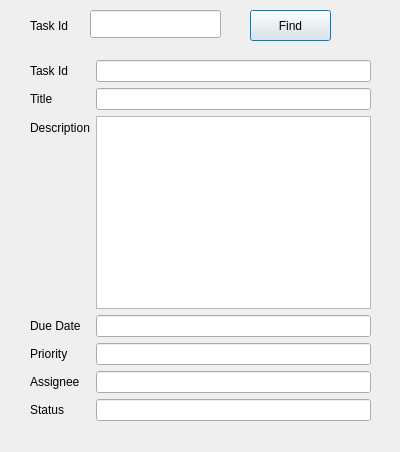
jaganiravi96/Task_Manager_Application, file gettask.ui: the form before one commit.
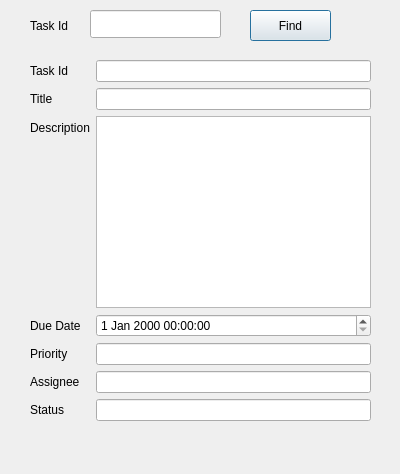
The form after the commit.

Patch:
```diff
--- a/gettask.ui
+++ b/gettask.ui
@@ -7,7 +7,7 @@
     <x>0</x>
     <y>0</y>
     <width>400</width>
-    <height>452</height>
+    <height>474</height>
    </rect>
   </property>
   <property name="maximumSize">
@@ -123,9 +123,6 @@
       </property>
      </widget>
     </item>
-    <item row="3" column="1">
-     <widget class="QLineEdit" name="txtDueDateValue"/>
-    </item>
     <item row="4" column="1">
      <widget class="QLineEdit" name="txtPriorityValue"/>
     </item>
@@ -133,10 +130,26 @@
      <widget class="QLineEdit" name="txtAssigneeValue"/>
     </item>
     <item row="6" column="1">
-     <widget class="QLineEdit" name="txtStatusvalue"/>
+     <widget class="QLineEdit" name="txtStatusValue"/>
+    </item>
+    <item row="3" column="1">
+     <widget class="QDateTimeEdit" name="txtDueDateValue"/>
     </item>
    </layout>
   </widget>
+  <widget class="QLabel" name="txtStatus">
+   <property name="geometry">
+    <rect>
+     <x>110</x>
+     <y>430</y>
+     <width>151</width>
+     <height>31</height>
+    </rect>
+   </property>
+   <property name="text">
+    <string/>
+   </property>
+  </widget>
  </widget>
  <resources/>
  <connections/>
```
